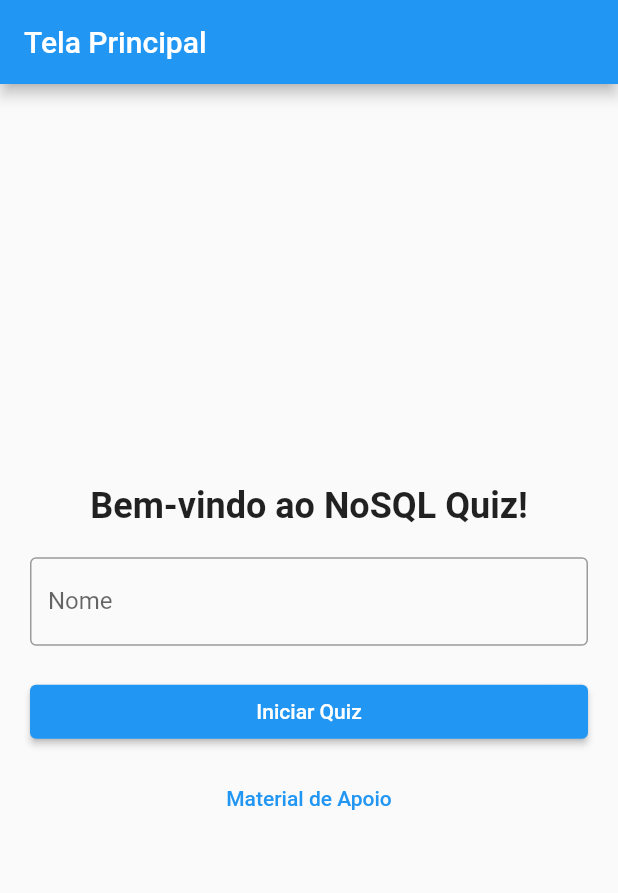
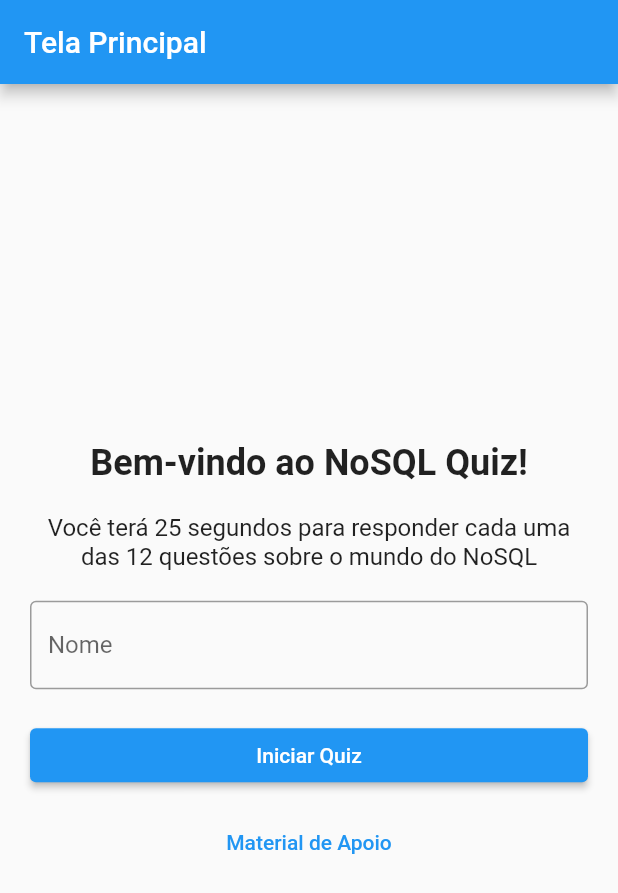
Before and after one commit to AbilioNB/flutter_quiz_no_sql, a Flutter app: the screen it shows after launch, on a phone screen of 412 x 824 dp. Shown: the top 893 px of the screen. Run offline on Flutter 3.47's test engine with Material 2 defaults, Android fonts, the phone set to English and light mode, and no system bars.

```diff
--- a/lib/home_page.dart
+++ b/lib/home_page.dart
@@ -22,6 +22,14 @@ class HomePage extends StatelessWidget {
               style: TextStyle(
                 fontSize: 24,
                 fontWeight: FontWeight.bold,
+              ),
+              textAlign: TextAlign.center,
+            ),
+            SizedBox(height: 20),
+            Text(
+              'Você terá 25 segundos para responder cada uma das 12 questões sobre o mundo do NoSQL',
+              style: TextStyle(
+                fontSize: 16,
               ),
               textAlign: TextAlign.center,
             ),
```
Also changed, not shown: 1 other file.
